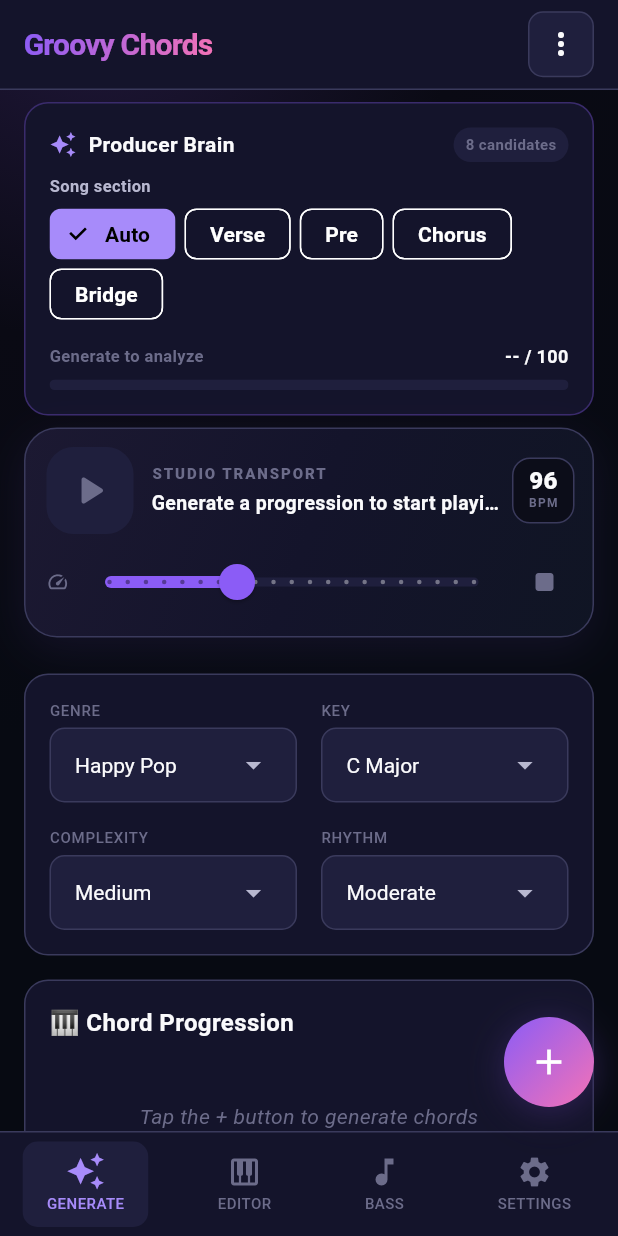
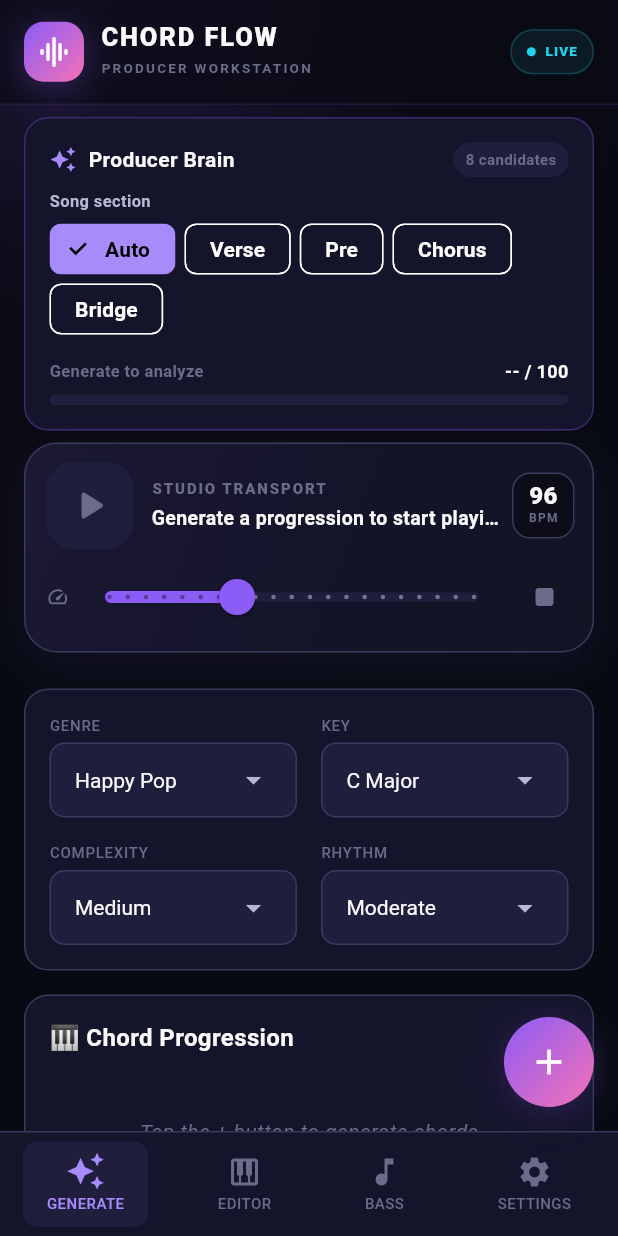
Before and after one commit to valleedgar085-rgb/groovy-chord-generator, a Flutter app: the screen it shows after launch, on a phone screen of 412 x 824 dp. Run offline on Flutter 3.47's test engine with Material 3 defaults, Android fonts, the phone set to English and light mode, and no system bars; our stand-ins replace cloud_firestore, firebase_auth, firebase_core, shared_preferences; missing offline and left inert: flutter_soloud; accounts and stored records are empty; network calls fail.

Commit message:
Give Chord Flow a stronger studio identity

```diff
--- a/lib/widgets/header.dart
+++ b/lib/widgets/header.dart
@@ -1,6 +1,6 @@
 // Groovy Chord Generator
 // App Header Widget
-// Version 2.5
+// Version 2.7
 
 import 'package:flutter/material.dart';
 import '../utils/theme.dart';
@@ -11,48 +11,96 @@ class AppHeader extends StatelessWidget {
   @override
   Widget build(BuildContext context) {
     return Container(
-      height: AppTheme.headerHeight,
-      padding: const EdgeInsets.symmetric(horizontal: AppTheme.spacingMd),
-      decoration: const BoxDecoration(
-        color: AppTheme.bgSecondary,
+      height: 70,
+      padding: const EdgeInsets.symmetric(horizontal: 16),
+      decoration: BoxDecoration(
+        color: AppTheme.bgPrimary.withValues(alpha: 0.74),
         border: Border(
-          bottom: BorderSide(color: AppTheme.borderColor),
+          bottom: BorderSide(
+            color: AppTheme.accentPrimary.withValues(alpha: 0.16),
+          ),
         ),
       ),
       child: Row(
-        mainAxisAlignment: MainAxisAlignment.spaceBetween,
         children: [
-          // Logo
-          ShaderMask(
-            shaderCallback: (bounds) =>
-                AppTheme.accentGradient.createShader(bounds),
-            child: const Text(
-              'Groovy Chords',
-              style: TextStyle(
-                fontSize: 20,
-                fontWeight: FontWeight.bold,
-                color: Colors.white,
-                letterSpacing: -0.5,
+          Container(
+            width: 40,
+            height: 40,
+            decoration: BoxDecoration(
+              gradient: AppTheme.accentGradient,
+              borderRadius: BorderRadius.circular(13),
+              boxShadow: [
+                BoxShadow(
+                  color: AppTheme.accentPrimary.withValues(alpha: 0.3),
+                  blurRadius: 18,
+                  offset: const Offset(0, 5),
+                ),
+              ],
+            ),
+            child: const Icon(Icons.graphic_eq_rounded, color: Colors.white),
+          ),
+          const SizedBox(width: 11),
+          const Expanded(
+            child: Column(
+              mainAxisAlignment: MainAxisAlignment.center,
+              crossAxisAlignment: CrossAxisAlignment.start,
+              children: [
+                Text(
+                  'CHORD FLOW',
+                  style: TextStyle(
+                    fontSize: 17,
+                    fontWeight: FontWeight.w900,
+                    letterSpacing: 1.25,
+                    color: AppTheme.textPrimary,
+                    height: 1,
+                  ),
+                ),
+                SizedBox(height: 5),
+                Text(
+                  'PRODUCER WORKSTATION',
+                  style: TextStyle(
+                    fontSize: 9,
+                    fontWeight: FontWeight.w700,
+                    letterSpacing: 1.5,
+                    color: AppTheme.textMuted,
+                  ),
+                ),
+              ],
+            ),
+          ),
+          Container(
+            padding: const EdgeInsets.symmetric(horizontal: 10, vertical: 7),
+            decoration: BoxDecoration(
+              color: AppTheme.accentCyan.withValues(alpha: 0.08),
+              borderRadius: BorderRadius.circular(20),
+              border: Border.all(
+                color: AppTheme.accentCyan.withValues(alpha: 0.22),
               ),
             ),
-          ),
-          // Menu button
-          GestureDetector(
-            onTap: () {
-              // Show menu
-            },
-            child: Container(
-              width: 44,
-              height: 44,
-              decoration: BoxDecoration(
-                color: AppTheme.bgTertiary,
-                borderRadius: BorderRadius.circular(AppTheme.borderRadiusSm),
-                border: Border.all(color: AppTheme.borderColor),
-              ),
-              child: const Icon(
-                Icons.more_vert,
-                color: AppTheme.textPrimary,
-              ),
+            child: const Row(
+              mainAxisSize: MainAxisSize.min,
+              children: [
+                SizedBox(
+                  width: 6,
+                  height: 6,
+                  child: DecoratedBox(
+                    decoration: BoxDecoration(
+                      color: AppTheme.accentCyan,
+                      shape: BoxShape.circle,
+                    ),
+                  ),
+                ),
+                SizedBox(width: 6),
+                Text(
+                  'LIVE',
+                  style: TextStyle(
+                    fontSize: 9,
+                    fontWeight: FontWeight.w800,
+                    letterSpacing: 0.8,
+                    color: AppTheme.accentCyan,
+                  ),
+                ),
+              ],
             ),
           ),
         ],
```
